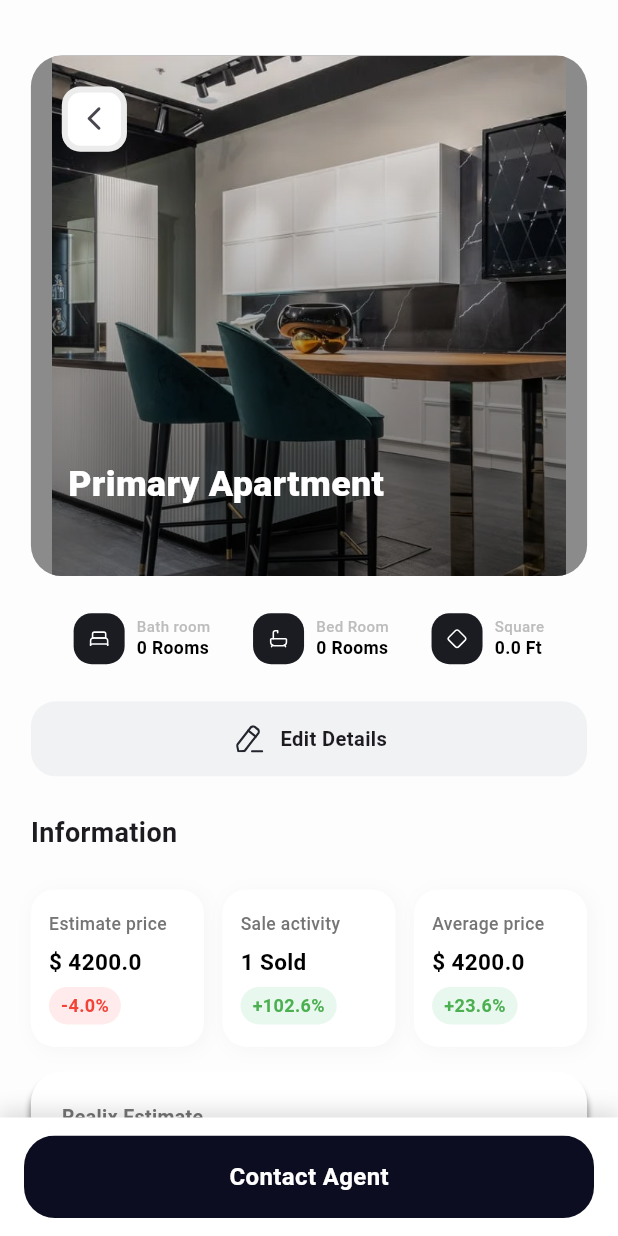
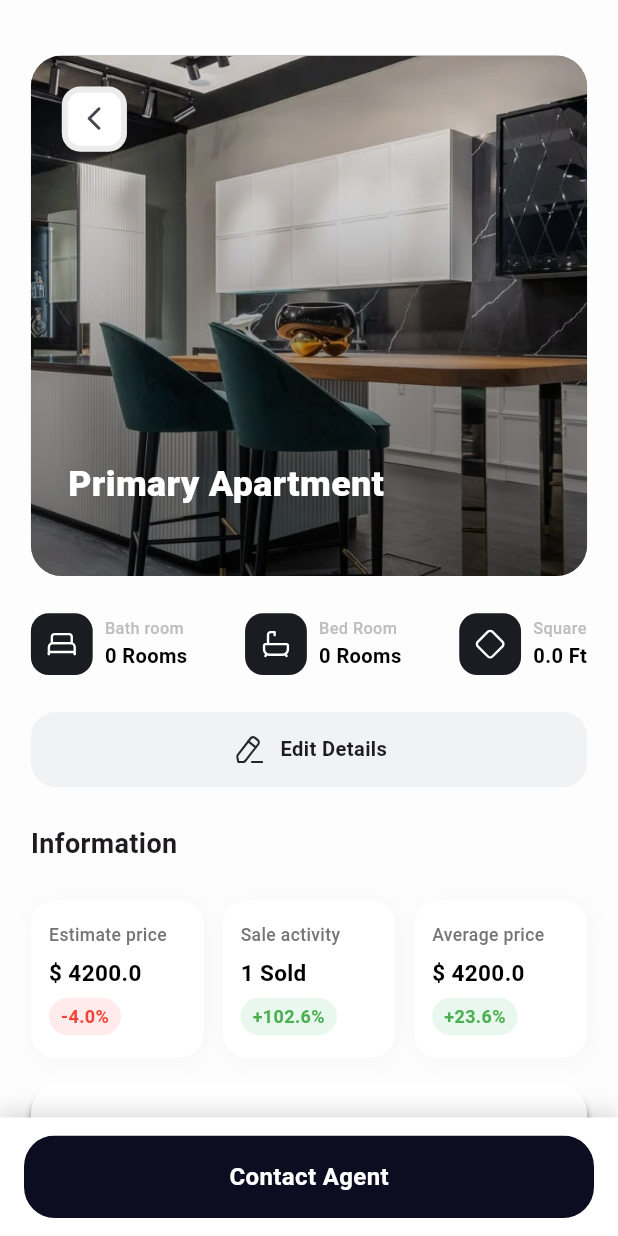
Before and after one commit to asimhanif76/Realix-Real_Estate_App, a Flutter app: the AddNewPropertyDetailsPage screen opened by its route, on a phone screen of 412 x 824 dp. Run offline on Flutter 3.47's test engine with Material 3 defaults, Android fonts, the phone set to English and light mode, and no system bars; our stand-ins replace flutter_slidable, flutter_svg, get, grouped_list, image_picker, photo_view and 2 more.

Commit message:
Product Details Page

```diff
--- a/lib/Routes/app_routes.dart
+++ b/lib/Routes/app_routes.dart
@@ -1,4 +1,6 @@
 import 'package:flutter/material.dart';
+import 'package:realix_real_estate_app/views/Discover/constants/map_search_page.dart';
+import 'package:realix_real_estate_app/views/Discover/product_detail_page.dart';
 import 'package:realix_real_estate_app/views/My%20Home/add_new_property_details_page.dart';
 import 'package:realix_real_estate_app/views/My%20Home/anp_address_page.dart';
 import 'package:realix_real_estate_app/views/My%20Home/anp_contacts.dart';
@@ -37,6 +39,8 @@ class AppRoutes {
   static const String anpContacts = '/anpContacts';
   static const String anpSelectAmenities = '/anpSelectAmenities';
   static const String addNewPropertyDetailsPage = '/addNewPropertyDetailsPage';
+  static const String mapSearchPage = '/mapSearchPage';
+  static const String productDetailPage = '/productDetailPage';
 
   static Map<String, WidgetBuilder> get routes => {
         splashPage: (_) => SplashPage(),
@@ -57,5 +61,7 @@ class AppRoutes {
         anpContacts: (_) => AnpContacts(),
         anpSelectAmenities: (_) => AnpSelectAmenities(),
         addNewPropertyDetailsPage: (_) => AddNewPropertyDetailsPage(),
+        mapSearchPage: (_) => MapSearchPage(),
+        productDetailPage: (_) => ProductDetailPage(),
       };
 }
--- a/lib/commons/app_images.dart
+++ b/lib/commons/app_images.dart
@@ -44,4 +44,6 @@ class AppImages {
   static String map_satellite_image = 'assets/images/map_satellite.png';
   static String map_image = 'assets/images/map.png';
   static String map_draw = 'assets/images/map_draw.png';
+  static String img = 'assets/images/img.png';
+  static String img2 = 'assets/images/img2.png';
 }
--- a/lib/views/profile/constants/filter_bottom_sheet.dart
+++ b/lib/views/Discover/constants/filter_bottom_sheet.dart
@@ -2,7 +2,7 @@ import 'package:flutter/material.dart';
 import 'package:get/get.dart';
 import 'package:realix_real_estate_app/controllers/add_new_property_controller.dart';
 import 'package:realix_real_estate_app/controllers/discover_page_controller.dart';
-import 'package:realix_real_estate_app/views/profile/constants/show_all_ammenities.dart';
+import 'package:realix_real_estate_app/views/Discover/constants/show_all_ammenities.dart';
 import 'package:responsive_sizer/responsive_sizer.dart';
 
 class FilterBottomSheet extends StatelessWidget {
--- a/lib/views/My Home/add_new_property_details_page.dart
+++ b/lib/views/My Home/add_new_property_details_page.dart
@@ -48,7 +48,8 @@ class AddNewPropertyDetailsPage extends StatelessWidget {
                         borderRadius: BorderRadius.circular(width * 0.05),
                         color: Colors.black45,
                         image: DecorationImage(
-                            image: AssetImage(AppImages.property_image))),
+                            image: AssetImage(AppImages.property_image),
+                            fit: BoxFit.cover)),
                   ),
                   Positioned(
                     left: width * 0.05,
@@ -104,14 +105,23 @@ class AddNewPropertyDetailsPage extends StatelessWidget {
                 height: height * 0.03,
               ),
               Row(
-                mainAxisAlignment: MainAxisAlignment.spaceEvenly,
+                mainAxisAlignment: MainAxisAlignment.spaceBetween,
                 children: [
-                  _buildInfoCard(AppImages.bath_room, AppStrings.bathRoom,
-                      '${addNewPropertyController.property.value.fullBaths} Rooms'),
-                  _buildInfoCard(AppImages.bed_room, AppStrings.bedRoom,
-                      '${addNewPropertyController.property.value.bedrooms} Rooms'),
-                  _buildInfoCard(AppImages.square, AppStrings.square,
-                      '${addNewPropertyController.property.value.lotSize} Ft'),
+                  _buildInfoCard(
+                      AppImages.bath_room,
+                      AppStrings.bathRoom,
+                      '${addNewPropertyController.property.value.fullBaths} Rooms',
+                      width),
+                  _buildInfoCard(
+                      AppImages.bed_room,
+                      AppStrings.bedRoom,
+                      '${addNewPropertyController.property.value.bedrooms} Rooms',
+                      width),
+                  _buildInfoCard(
+                      AppImages.square,
+                      AppStrings.square,
+                      '${addNewPropertyController.property.value.lotSize} Ft',
+                      width),
                 ],
               ),
               SizedBox(
@@ -324,12 +334,13 @@ class AddNewPropertyDetailsPage extends StatelessWidget {
     );
   }
 
-  Widget _buildInfoCard(String svgPath, String title, String value) {
+  Widget _buildInfoCard(
+      String svgPath, String title, String value, double width) {
     return Row(
       children: [
         Container(
-          width: 34,
-          height: 34,
+          width: width * 0.1,
+          height: width * 0.1,
           padding: EdgeInsets.all(10),
           decoration: BoxDecoration(
             color: Color(0xFF1A1C22),
@@ -344,12 +355,12 @@ class AddNewPropertyDetailsPage extends StatelessWidget {
             Text(title,
                 style: TextStyle(
                     color: Colors.grey.shade400,
-                    fontSize: 13.sp,
+                    fontSize: 13.5.sp,
                     fontWeight: FontWeight.w500)),
             Text(value,
                 style: TextStyle(
                     color: Colors.black,
-                    fontSize: 14.sp,
+                    fontSize: 15.sp,
                     fontWeight: FontWeight.bold)),
           ],
         ),
--- a/lib/views/My Home/anp_select_amenities.dart
+++ b/lib/views/My Home/anp_select_amenities.dart
@@ -56,11 +56,11 @@ class AnpSelectAmenities extends StatelessWidget {
               Obx(() => Wrap(
                     spacing: 10,
                     runSpacing: 0,
-                    children:
-                        addNewPropertyController.facilities.map((facility) {
+                    children: addNewPropertyController.facilities
+                        .take(8)
+                        .map((facility) {
                       final isSelected = addNewPropertyController
                           .selectedFacilities
-                          .take(8)
                           .contains(facility);
 
                       return ChoiceChip(
--- a/lib/views/root_page.dart
+++ b/lib/views/root_page.dart
@@ -5,7 +5,7 @@ import 'package:realix_real_estate_app/commons/app_images.dart';
 import 'package:realix_real_estate_app/commons/app_strings.dart';
 import 'package:realix_real_estate_app/controllers/bottom_bar_controller.dart';
 import 'package:realix_real_estate_app/views/My%20Home/my_home_page.dart';
-import 'package:realix_real_estate_app/views/discover_page.dart';
+import 'package:realix_real_estate_app/views/Discover/discover_page.dart';
 import 'package:realix_real_estate_app/views/home/home_page.dart';
 import 'package:realix_real_estate_app/views/message/chat_page.dart';
 import 'package:realix_real_estate_app/views/profile/profile_page.dart';
```
Also changed, not shown: lib/controllers/discover_page_controller.dart (+36 -1 lines), lib/controllers/product_detail_page_controller.dart (added, +18 -0 lines), lib/views/Discover/constants/map_search_page.dart (renamed from lib/views/profile/constants/map_search_page.dart, +51 -12 lines), lib/views/Discover/discover_page.dart (renamed from lib/views/discover_page.dart, +20 -18 lines), lib/views/Discover/product_detail_page.dart (added, +194 -0 lines), lib/views/home/home_page.dart (+8 -1 lines), lib/views/Discover/constants/show_all_ammenities.dart (renamed from lib/views/profile/constants/show_all_ammenities.dart).
